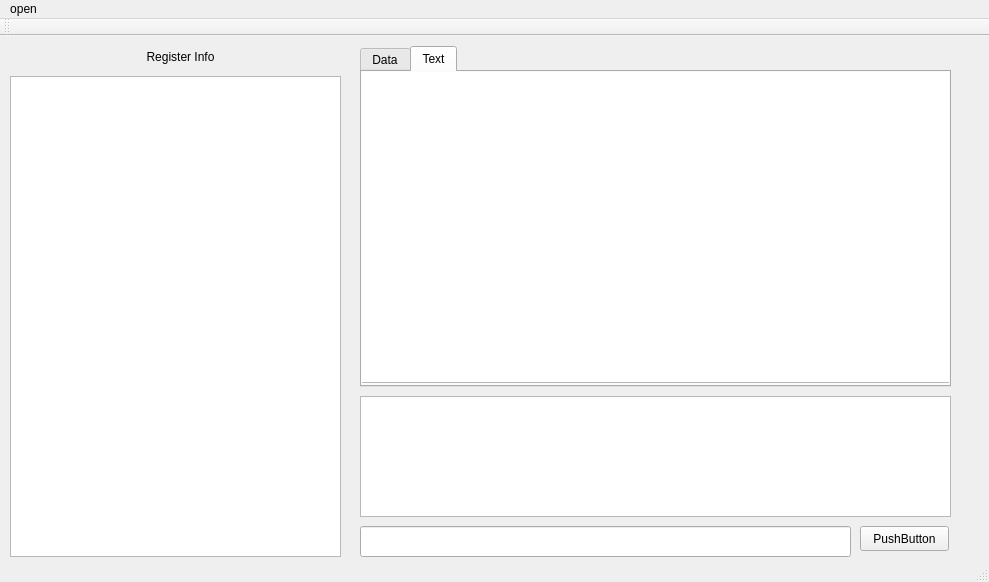
Before: the Qt Designer form UI/mainwindow.ui in COA-Group/TEMU_Spim, drawn with Qt 5.
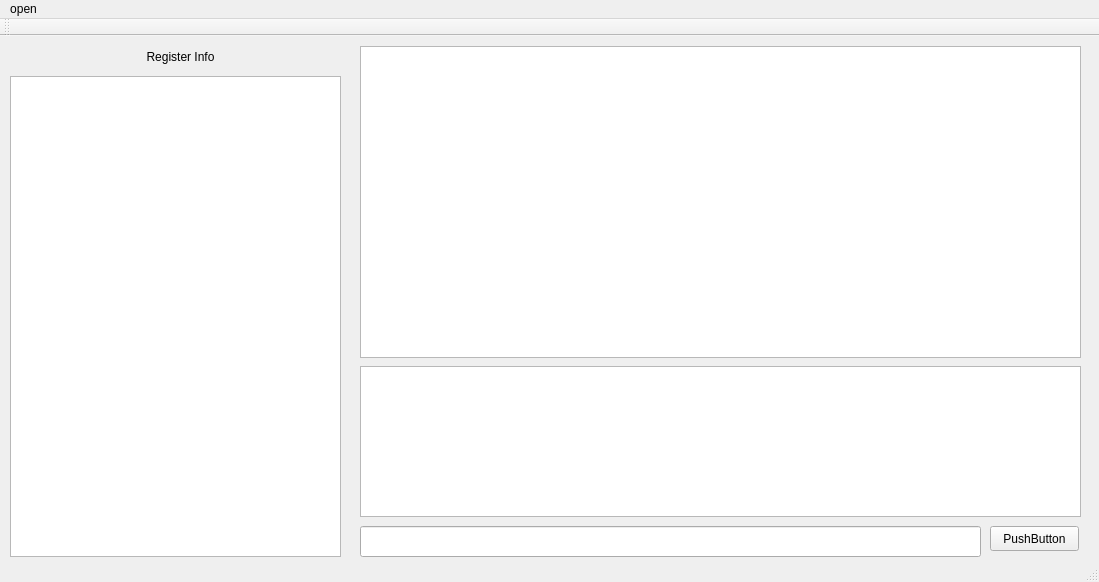
After: the same form once the commit is applied.

What changed in the file:
```diff
--- a/UI/mainwindow.ui
+++ b/UI/mainwindow.ui
@@ -6,7 +6,7 @@
    <rect>
     <x>0</x>
     <y>0</y>
-    <width>989</width>
+    <width>1099</width>
     <height>582</height>
    </rect>
   </property>
@@ -17,7 +17,7 @@
    <widget class="QPushButton" name="pushButton">
     <property name="geometry">
      <rect>
-      <x>860</x>
+      <x>990</x>
       <y>490</y>
       <width>89</width>
       <height>25</height>
@@ -27,49 +27,6 @@
      <string>PushButton</string>
     </property>
    </widget>
-   <widget class="QTabWidget" name="tabWidget">
-    <property name="geometry">
-     <rect>
-      <x>360</x>
-      <y>10</y>
-      <width>591</width>
-      <height>341</height>
-     </rect>
-    </property>
-    <property name="currentIndex">
-     <number>1</number>
-    </property>
-    <widget class="QWidget" name="Data">
-     <attribute name="title">
-      <string>Data</string>
-     </attribute>
-     <widget class="QTextBrowser" name="data">
-      <property name="geometry">
-       <rect>
-        <x>-1</x>
-        <y>-1</y>
-        <width>591</width>
-        <height>312</height>
-       </rect>
-      </property>
-     </widget>
-    </widget>
-    <widget class="QWidget" name="Text">
-     <attribute name="title">
-      <string>Text</string>
-     </attribute>
-     <widget class="QTextBrowser" name="text">
-      <property name="geometry">
-       <rect>
-        <x>-1</x>
-        <y>-1</y>
-        <width>591</width>
-        <height>312</height>
-       </rect>
-      </property>
-     </widget>
-    </widget>
-   </widget>
    <widget class="QLabel" name="label">
     <property name="geometry">
      <rect>
@@ -103,9 +60,9 @@
     <property name="geometry">
      <rect>
       <x>360</x>
-      <y>360</y>
-      <width>591</width>
-      <height>121</height>
+      <y>330</y>
+      <width>721</width>
+      <height>151</height>
      </rect>
     </property>
    </widget>
@@ -114,18 +71,28 @@
      <rect>
       <x>360</x>
       <y>490</y>
-      <width>491</width>
+      <width>621</width>
       <height>31</height>
      </rect>
     </property>
    </widget>
+   <widget class="QTextBrowser" name="text">
+    <property name="geometry">
+     <rect>
+      <x>360</x>
+      <y>10</y>
+      <width>721</width>
+      <height>312</height>
+     </rect>
+    </property>
+   </widget>
   </widget>
   <widget class="QMenuBar" name="menuBar">
    <property name="geometry">
     <rect>
      <x>0</x>
      <y>0</y>
-     <width>989</width>
+     <width>1099</width>
      <height>22</height>
     </rect>
    </property>
```
